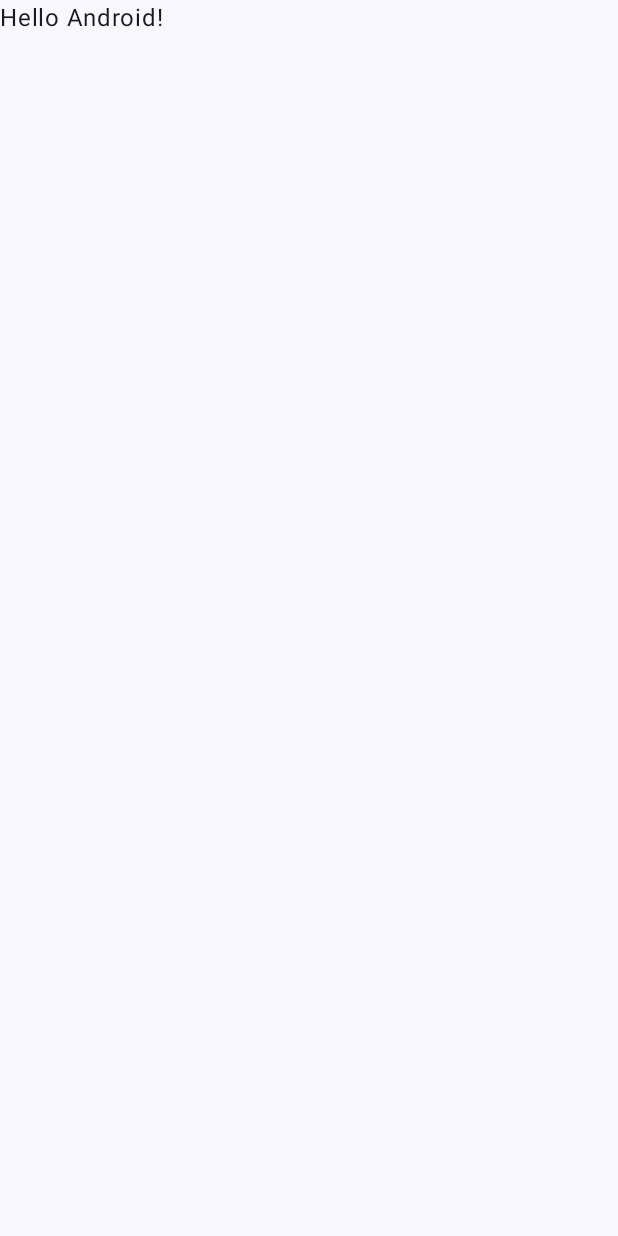
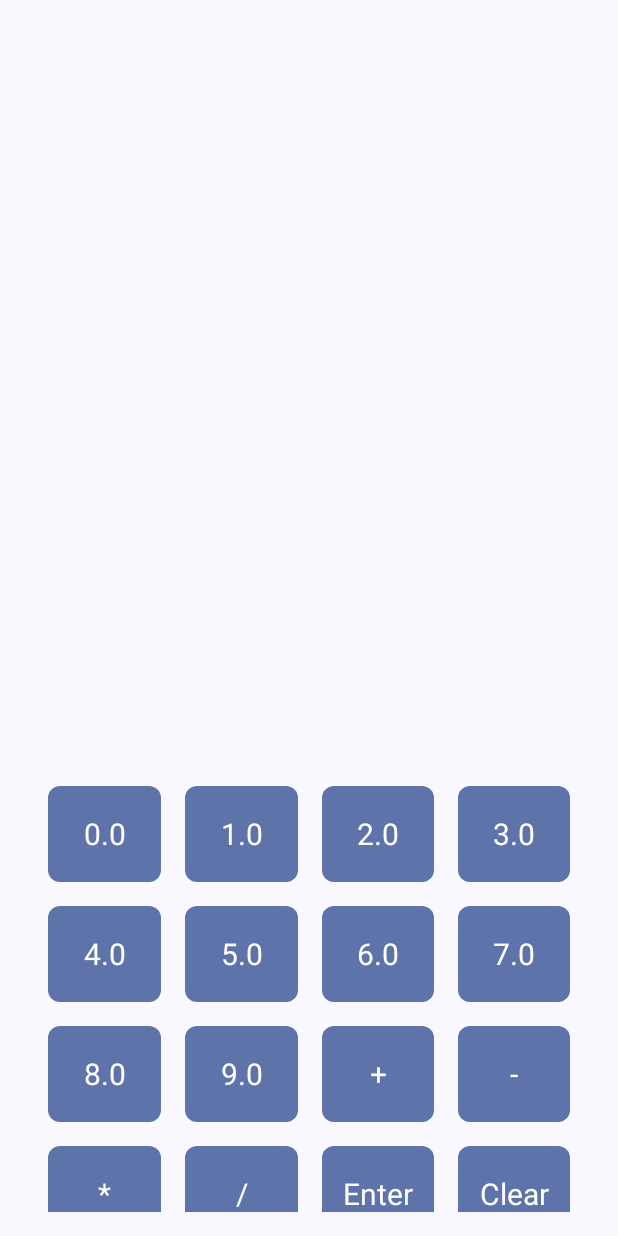
Before and after one commit to tjmtic/MAD-Calculator, an Android app built with Jetpack Compose: the screen it shows after launch (MainActivity), on a phone screen of 412 x 824 dp. Before the commit the screen is almost empty. Run offline under Robolectric (Android 15) with nearby library versions, the phone set to English and light mode, and no system bars; our stand-ins replace Dagger/Hilt's generated code.

Commit message:
Calculator Screen-level composables
Route/Screen -level composable pattern

ViewModel Event/State Injection/Hoisting for composable data and actions

```diff
--- a/app/build.gradle.kts
+++ b/app/build.gradle.kts
@@ -45,6 +45,7 @@ dependencies {
 
     implementation(libs.androidx.core.ktx)
     implementation(libs.androidx.lifecycle.runtime.ktx)
+    implementation(libs.androidx.lifecycle.runtime.compose)
     implementation(libs.androidx.activity.compose)
     implementation(platform(libs.androidx.compose.bom))
     implementation(libs.androidx.ui)
--- a/app/src/main/java/com/example/snapapp/MainActivity.kt
+++ b/app/src/main/java/com/example/snapapp/MainActivity.kt
@@ -11,6 +11,7 @@ import androidx.compose.material3.Text
 import androidx.compose.runtime.Composable
 import androidx.compose.ui.Modifier
 import androidx.compose.ui.tooling.preview.Preview
+import com.example.snapapp.calculator.CalculatorRoute
 import com.example.snapapp.ui.theme.MyApplicationTheme
 import dagger.hilt.android.AndroidEntryPoint
 
@@ -21,12 +22,7 @@ class MainActivity : ComponentActivity() {
         enableEdgeToEdge()
         setContent {
             MyApplicationTheme {
-                Scaffold(modifier = Modifier.fillMaxSize()) { innerPadding ->
-                    Greeting(
-                        name = "Android",
-                        modifier = Modifier.padding(innerPadding)
-                    )
-                }
+                CalculatorRoute()
             }
         }
     }
--- /dev/null
+++ b/app/src/main/java/com/example/snapapp/calculator/CalculatorScreen.kt
@@ -0,0 +1,256 @@
+package com.example.snapapp.calculator
+
+import androidx.compose.foundation.background
+import androidx.compose.foundation.clickable
+import androidx.compose.foundation.layout.*
+import androidx.compose.foundation.lazy.grid.GridCells
+import androidx.compose.foundation.lazy.grid.LazyVerticalGrid
+import androidx.compose.foundation.lazy.grid.items
+import androidx.compose.foundation.text.BasicText
+import androidx.compose.material3.*
+import androidx.compose.runtime.Composable
+import androidx.compose.runtime.collectAsState
+import androidx.lifecycle.compose.collectAsStateWithLifecycle
+import androidx.compose.runtime.getValue
+import androidx.compose.ui.Alignment
+import androidx.compose.ui.Modifier
+import androidx.compose.ui.graphics.Color
+import androidx.compose.ui.text.TextStyle
+import androidx.compose.ui.tooling.preview.Preview
+import androidx.compose.ui.unit.dp
+import androidx.compose.ui.unit.sp
+import androidx.hilt.navigation.compose.hiltViewModel
+import com.example.calculator.models.CalculatorInput
+import com.example.snapapp.calculator.CalculatorConstants.INPUTS
+import com.example.snapapp.calculator.CalculatorConstants.OPERATIONS
+import com.example.snapapp.ui.theme.MyApplicationTheme
+
+data class CalculatorScreenState(
+    val inputs: List<CalculatorInput.Number>,
+    val operations: List<CalculatorInput.Operator>,
+    val expression: String = "",
+    val lastResult: Double? = null,
+    val isLoading: Boolean = false,
+    val error: String? = null
+)
+
+@Composable
+fun CalculatorRoute(viewModel: CalculatorViewModel = hiltViewModel()) {
+    //Route-level definitions
+    val inputs = INPUTS
+    val operations = OPERATIONS
+
+    val uiState by viewModel.uiState.collectAsStateWithLifecycle()
+    val calculatorState by viewModel.calculatorState.collectAsStateWithLifecycle()
+
+    CalculatorScreen(
+        uiState = CalculatorScreenState(
+            inputs = inputs,
+            operations = operations,
+            expression = calculatorState.inputs.joinToString(" "){ it.toString() },
+            lastResult = calculatorState.result,
+            isLoading = uiState.isLoading,
+            error = uiState.error
+        ),
+        onInput = viewModel::addInput,
+        onCalculate = viewModel::calculate,
+        onClear = viewModel::clearExpression,
+    )
+}
+
+// Main composable displaying the entire calculator UI
+@Composable
+fun CalculatorScreen(
+    uiState: CalculatorScreenState,
+    onInput: (CalculatorInput) -> Unit,
+    onCalculate: () -> Unit,
+    onClear: () -> Unit
+) {
+    Column(
+        modifier = Modifier
+            .fillMaxSize()
+            .background(MaterialTheme.colorScheme.background)
+            .padding(16.dp),
+        verticalArrangement = Arrangement.SpaceBetween
+    ) {
+        DisplayArea(
+            expression = uiState.expression,
+            lastResult = uiState.lastResult,
+            isLoading = uiState.isLoading,
+            error = uiState.error
+        )
+
+        Spacer(modifier = Modifier.height(8.dp))
+
+        Keypad(
+            inputs = uiState.inputs,
+            operations = uiState.operations,
+            onInput = onInput,
+            onCalculate = onCalculate,
+            onClear = onClear
+        )
+    }
+}
+
+
+//View Composables
+@Composable
+fun DisplayArea(
+    expression: String,
+    lastResult: Double?,
+    isLoading: Boolean,
+    error: String?
+) {
+    Column(
+        modifier = Modifier.fillMaxWidth(),
+        horizontalAlignment = Alignment.End,
+        verticalArrangement = Arrangement.spacedBy(4.dp)
+    ) {
+        if (isLoading) {
+            CircularProgressIndicator(
+                modifier = Modifier.align(Alignment.CenterHorizontally),
+                color = MaterialTheme.colorScheme.primary
+            )
+        } else {
+            if (error != null) {
+                Text(
+                    text = "Error: $error",
+                    style = TextStyle(color = Color.Red, fontSize = 16.sp)
+                )
+            }
+            Text(
+                text = expression,
+                style = TextStyle(fontSize = 24.sp, color = Color.Black)
+            )
+            if (lastResult != null) {
+                Text(
+                    text = "Last: $lastResult",
+                    style = TextStyle(fontSize = 14.sp, color = Color.Gray)
+                )
+            }
+        }
+    }
+}
+
+@Composable
+fun Keypad(
+    inputs: List<CalculatorInput.Number>,
+    operations: List<CalculatorInput.Operator>,
+    onInput: (CalculatorInput) -> Unit,
+    onCalculate: () -> Unit,
+    onClear: () -> Unit
+) {
+    LazyVerticalGrid(
+        columns = GridCells.Fixed(4),
+        modifier = Modifier
+            .fillMaxWidth()
+            .height(300.dp),
+        contentPadding = PaddingValues(8.dp)
+    ) {
+        items(inputs) { input ->
+            CalculatorButton(
+                text = input.value.toString(),
+                modifier = Modifier.padding(8.dp),
+                onClick = { onInput(input) }
+            )
+        }
+
+        items(operations) { operation ->
+            CalculatorButton(
+                text = operation.operation.toString(),
+                modifier = Modifier.padding(8.dp),
+                onClick = { onInput(operation) }
+            )
+        }
+
+        item {
+            CalculatorButton(
+                text = "Enter",
+                modifier = Modifier.padding(8.dp),
+                onClick = { onCalculate() }
+            )
+        }
+
+        item {
+            CalculatorButton(
+                text = "Clear",
+                modifier = Modifier.padding(8.dp),
+                onClick = { onClear() }
+            )
+        }
+    }
+}
+
+@Composable
+fun CalculatorButton(
+    text: String,
+    modifier: Modifier = Modifier,
+    onClick: () -> Unit
+) {
+    Surface(
+        modifier = modifier
+            .size(64.dp)
+            .clickable(onClick = onClick),
+        shape = MaterialTheme.shapes.small,
+        color = MaterialTheme.colorScheme.primaryContainer
+    ) {
+        Box(contentAlignment = Alignment.Center) {
+            BasicText(
+                text = text,
+                style = TextStyle(fontSize = 20.sp, color = MaterialTheme.colorScheme.onPrimaryContainer)
+            )
+        }
+    }
+}
+
+@Preview
+@Composable
+fun PreviewCalculatorScreen(){
+    MyApplicationTheme {
+        CalculatorScreen(CalculatorScreenState(INPUTS, OPERATIONS, "1 2 +",
+            0.0,
+            false,
+            null),
+            {},{},{})
+    }
+}
+
+@Preview
+@Composable
+fun PreviewDisplayArea(){
+    MyApplicationTheme {
+        DisplayArea("1 2 +", 0.0, false, null)
+    }
+}
+
+@Preview
+@Composable
+fun PreviewDisplayAreaLoading(){
+    MyApplicationTheme {
+        DisplayArea("1 2 +", 0.0, true, null)
+    }
+}
+
+@Preview
+@Composable
+fun PreviewDisplayAreaError(){
+    MyApplicationTheme {
+        DisplayArea("1 2 +", 0.0, false, "Test Error")
+    }
+}
+
+@Preview
+@Composable
+fun PreviewKeypad(){
+    MyApplicationTheme {
+        Keypad(INPUTS, OPERATIONS, {},{},{})
+    }
+}
+
+@Preview
+@Composable
+fun PreviewButton(){
+    MyApplicationTheme {
+        CalculatorButton ("Test", Modifier, {} )
+    }
+}
--- /dev/null
+++ b/app/src/main/java/com/example/snapapp/calculator/Constants.kt
@@ -0,0 +1,29 @@
+package com.example.snapapp.calculator
+
+import com.example.calculator.models.Add
+import com.example.calculator.models.CalculatorInput
+import com.example.calculator.models.Divide
+import com.example.calculator.models.Multiply
+import com.example.calculator.models.Subtract
+
+object CalculatorConstants {
+    val INPUTS: List<CalculatorInput.Number> = listOf(
+        CalculatorInput.Number(0.0),
+        CalculatorInput.Number(1.0),
+        CalculatorInput.Number(2.0),
+        CalculatorInput.Number(3.0),
+        CalculatorInput.Number(4.0),
+        CalculatorInput.Number(5.0),
+        CalculatorInput.Number(6.0),
+        CalculatorInput.Number(7.0),
+        CalculatorInput.Number(8.0),
+        CalculatorInput.Number(9.0)
+    )
+
+    val OPERATIONS: List<CalculatorInput.Operator> = listOf(
+        CalculatorInput.Operator(Add),
+        CalculatorInput.Operator(Subtract),
+        CalculatorInput.Operator(Multiply),
+        CalculatorInput.Operator(Divide)
+    )
+}
--- a/gradle/libs.versions.toml
+++ b/gradle/libs.versions.toml
@@ -19,6 +19,7 @@ junit = { group = "junit", name = "junit", version.ref = "junit" }
 androidx-junit = { group = "androidx.test.ext", name = "junit", version.ref = "junitVersion" }
 androidx-espresso-core = { group = "androidx.test.espresso", name = "espresso-core", version.ref = "espressoCore" }
 androidx-lifecycle-runtime-ktx = { group = "androidx.lifecycle", name = "lifecycle-runtime-ktx", version.ref = "lifecycleRuntimeKtx" }
+androidx-lifecycle-runtime-compose = { module = "androidx.lifecycle:lifecycle-runtime-compose", version.ref = "lifecycleRuntimeKtx" }
 androidx-activity-compose = { group = "androidx.activity", name = "activity-compose", version.ref = "activityCompose" }
 androidx-compose-bom = { group = "androidx.compose", name = "compose-bom", version.ref = "composeBom" }
 androidx-ui = { group = "androidx.compose.ui", name = "ui" }
```
